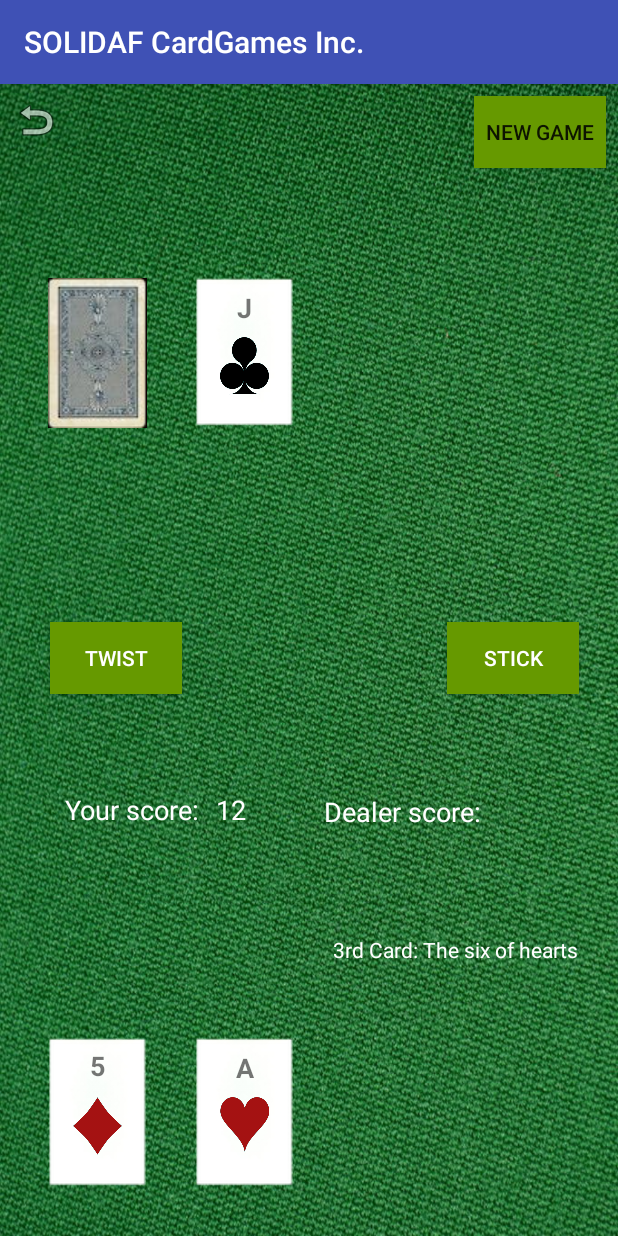
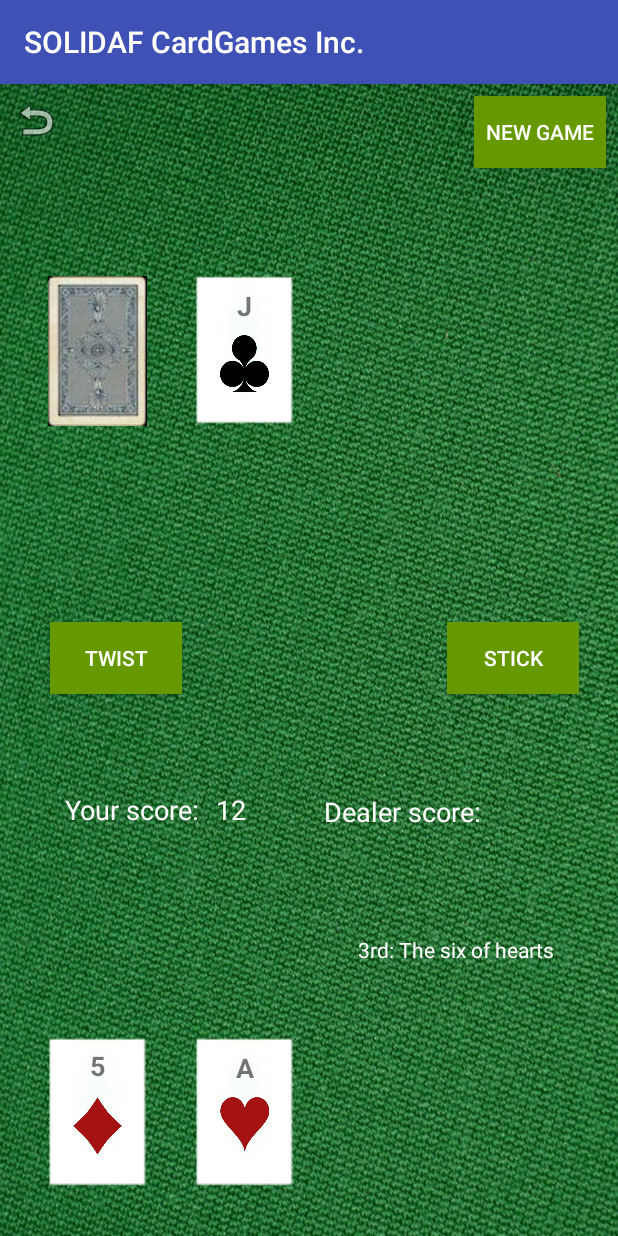
Before and after one commit to robbbowes/Java_Android_Blackjack, an Android app: the BlackjackActivity screen opened directly, with no data from a screen before it, after a tap on "TWIST", on a phone screen of 412 x 824 dp. Run offline under Robolectric (Android 15) with nearby library versions, the phone set to English and light mode, and no system bars.

Commit message:
Pre-feedback commit

```diff
--- a/app/src/main/java/com/example/user/blackjack/BlackjackActivity.java
+++ b/app/src/main/java/com/example/user/blackjack/BlackjackActivity.java
@@ -27,25 +27,25 @@ public class BlackjackActivity extends AppCompatActivity {
 
     ImageButton back_to_games;
 
-//    CARDS
+    //    CARDS
 //    PLAYER
     ImageView firstSuitImage;
     TextView firstCardRank;
     ImageView secondSuitImage;
     TextView secondCardRank;
-//    DEALER
+    //    DEALER
     ImageView dealerFirstSuitImage;
     TextView dealerFirstCardRank;
     ImageView dealerSecondSuitImage;
     TextView dealerSecondCardRank;
     ImageView dealerFirstCard;
 
-//    ADDITIONAL CARDS
+    //    ADDITIONAL CARDS
 //    PLAYER
     TextView third_card;
     TextView fourth_card;
     TextView fifth_card;
-//    DEALER
+    //    DEALER
     TextView dealer_third_card;
     TextView dealer_fourth_card;
     TextView dealer_fifth_card;
@@ -173,34 +173,34 @@ public class BlackjackActivity extends AppCompatActivity {
         playerScore = (TextView) findViewById((R.id.player_score));
         playerScore.setText(playerscore);
 
-        if (blackjackGame.player.getHand().size() > 2 ) {
+        if (blackjackGame.player.getHand().size() > 2) {
 
             String playerThirdCardSuit = "" + blackjackGame.player.getHand().get(2).getSuitString();
             String playerThirdCardRank = "" + blackjackGame.player.getHand().get(2).getValueString();
             third_card = (TextView) findViewById(R.id.third_card);
-            third_card.setText("3rd Card: The " + playerThirdCardRank + " of " + playerThirdCardSuit);
+            third_card.setText("3rd: The " + playerThirdCardRank + " of " + playerThirdCardSuit);
             Log.d("Player third:", blackjackGame.player.getHand().get(2).getValueString());
         }
 
-        if (blackjackGame.player.getHand().size() > 3 ) {
+        if (blackjackGame.player.getHand().size() > 3) {
 
             String playerFourthCardSuit = "" + blackjackGame.player.getHand().get(3).getSuitString();
             String playerFourthCardRank = "" + blackjackGame.player.getHand().get(3).getValueString();
             fourth_card = (TextView) findViewById(R.id.fourth_card);
-            fourth_card.setText("4th Card: The " + playerFourthCardRank + " of " + playerFourthCardSuit);
+            fourth_card.setText("4th: The " + playerFourthCardRank + " of " + playerFourthCardSuit);
             Log.d("Player fourth:", blackjackGame.player.getHand().get(3).getValueString());
         }
 
-        if (blackjackGame.player.getHand().size() > 4 ) {
+        if (blackjackGame.player.getHand().size() > 4) {
 
             String playerFifthCardSuit = "" + blackjackGame.player.getHand().get(4).getSuitString();
             String playerFifthCardRank = "" + blackjackGame.player.getHand().get(4).getValueString();
             fifth_card = (TextView) findViewById(R.id.fifth_card);
-            fifth_card.setText("5th Card: The " + playerFifthCardRank + " of " + playerFifthCardSuit);
+            fifth_card.setText("5th: The " + playerFifthCardRank + " of " + playerFifthCardSuit);
             Log.d("Player fifth:", blackjackGame.player.getHand().get(4).getValueString());
         }
 
-        if (blackjackGame.player.isBust() ) {
+        if (blackjackGame.player.isBust()) {
             twist_button.setVisibility(View.INVISIBLE);
         }
     }
@@ -226,7 +226,7 @@ public class BlackjackActivity extends AppCompatActivity {
         if (blackjackGame.dealerPlayer.winner) {
             MediaPlayer loseSound = MediaPlayer.create(this, R.raw.youlosesound);
             loseSound.start();
-        } else if (blackjackGame.player.winner){
+        } else if (blackjackGame.player.winner) {
             MediaPlayer winSound = MediaPlayer.create(this, R.raw.youwinsound);
             winSound.start();
         } else {
@@ -246,7 +246,7 @@ public class BlackjackActivity extends AppCompatActivity {
         dealerFirstCardRank = (TextView) findViewById(R.id.dealer_first_rank);
         dealerFirstCardRank.setText(dealerFirstValueString);
 
-        if (blackjackGame.dealerPlayer.getHand().size() > 2 ) {
+        if (blackjackGame.dealerPlayer.getHand().size() > 2) {
 
             String dealerPlayerThirdCardSuit = "" + blackjackGame.dealerPlayer.getHand().get(2).getSuitString();
             String dealerPlayerThirdCardRank = "" + blackjackGame.dealerPlayer.getHand().get(2).getValueString();
@@ -255,7 +255,7 @@ public class BlackjackActivity extends AppCompatActivity {
             Log.d("Dealer third:", blackjackGame.dealerPlayer.getHand().get(2).getValueString());
         }
 
-        if (blackjackGame.dealerPlayer.getHand().size() > 3 ) {
+        if (blackjackGame.dealerPlayer.getHand().size() > 3) {
 
             String dealerPlayerFourthCardSuit = "" + blackjackGame.dealerPlayer.getHand().get(3).getSuitString();
             String dealerPlayerFourthCardRank = "" + blackjackGame.dealerPlayer.getHand().get(3).getValueString();
@@ -264,7 +264,7 @@ public class BlackjackActivity extends AppCompatActivity {
             Log.d("Dealer fourth:", blackjackGame.dealerPlayer.getHand().get(3).getValueString());
         }
 
-        if (blackjackGame.dealerPlayer.getHand().size() > 4 ) {
+        if (blackjackGame.dealerPlayer.getHand().size() > 4) {
 
             String dealerPlayerFifthCardSuit = "" + blackjackGame.dealerPlayer.getHand().get(4).getSuitString();
             String dealerPlayerFifthCardRank = "" + blackjackGame.dealerPlayer.getHand().get(4).getValueString();
@@ -274,5 +274,4 @@ public class BlackjackActivity extends AppCompatActivity {
         }
 
     }
-
 }
--- a/app/src/main/java/com/example/user/blackjack/BlackjackGame.java
+++ b/app/src/main/java/com/example/user/blackjack/BlackjackGame.java
@@ -82,22 +82,22 @@ public class BlackjackGame {
         dealerBlackjack();
         if ( player.isBlackjack() && ( !dealerPlayer.isBlackjack() ) ) {
             player.setWinner(true);
-            return "OMG U G07 BL4KKJ4KK!!! L337!! H4XX0R!!!";
+            return "BLACKJACK! A winner is you!";
         }
         else if( ( player.getHandWorth() > dealerPlayer.getHandWorth() ) && !player.isBust() ) {
             player.setWinner(true);
-            return "You won!";
+            return "You win!";
         }
         else if( !player.isBust() && dealerPlayer.isBust() ) {
             player.setWinner(true);
-            return "Lol, the dealer is bust!";
+            return "You win! The dealer is bust!";
         }
         else if( player.isBust() && dealerPlayer.isBust() ) {
             return "Nobody won this time around!";
         }
         else {
             dealerPlayer.setWinner(true);
-            return "The dealer won!  You suck lol";
+            return "The dealer won! You suck lol";
         }
     }
 
--- a/app/src/main/res/layout/activity_blackjack_launcher.xml
+++ b/app/src/main/res/layout/activity_blackjack_launcher.xml
@@ -73,49 +73,53 @@
         android:layout_marginLeft="8dp"
         android:layout_marginRight="8dp"
         android:textColor="@android:color/white"
+        android:textSize="14sp"
         app:layout_constraintBottom_toBottomOf="parent"
+        app:layout_constraintHorizontal_bias="0.502"
         app:layout_constraintLeft_toRightOf="@+id/second_card"
-        app:layout_constraintRight_toRightOf="parent"
-        app:layout_constraintHorizontal_bias="0.502" />
+        app:layout_constraintRight_toRightOf="parent" />
 
     <TextView
         android:id="@+id/dealer_fifth_card"
         android:layout_width="wrap_content"
         android:layout_height="wrap_content"
-        android:textColor="@android:color/white"
-        app:layout_constraintLeft_toRightOf="@+id/imageView11"
+        android:layout_marginBottom="0dp"
         android:layout_marginLeft="0dp"
         android:layout_marginRight="8dp"
-        app:layout_constraintRight_toRightOf="parent"
+        android:textColor="@android:color/white"
+        android:textSize="14sp"
+        app:layout_constraintBottom_toBottomOf="@+id/imageView11"
         app:layout_constraintHorizontal_bias="0.502"
-        app:layout_constraintBottom_toBottomOf="@+id/imageView11"
-        android:layout_marginBottom="0dp" />
+        app:layout_constraintLeft_toRightOf="@+id/imageView11"
+        app:layout_constraintRight_toRightOf="parent" />
 
     <TextView
         android:id="@+id/dealer_fourth_card"
         android:layout_width="wrap_content"
         android:layout_height="wrap_content"
-        android:textColor="@android:color/white"
-        app:layout_constraintLeft_toRightOf="@+id/imageView11"
+        android:layout_marginBottom="8dp"
         android:layout_marginLeft="8dp"
         android:layout_marginRight="8dp"
+        android:layout_marginTop="8dp"
+        android:textColor="@android:color/white"
+        android:textSize="14sp"
+        app:layout_constraintBottom_toTopOf="@+id/dealer_fifth_card"
+        app:layout_constraintLeft_toRightOf="@+id/imageView11"
         app:layout_constraintRight_toRightOf="parent"
-        android:layout_marginTop="8dp"
-        app:layout_constraintTop_toBottomOf="@+id/dealer_third_card"
-        android:layout_marginBottom="8dp"
-        app:layout_constraintBottom_toTopOf="@+id/dealer_fifth_card" />
+        app:layout_constraintTop_toBottomOf="@+id/dealer_third_card" />
 
     <TextView
         android:id="@+id/dealer_third_card"
         android:layout_width="wrap_content"
         android:layout_height="wrap_content"
+        android:layout_marginLeft="8dp"
+        android:layout_marginRight="8dp"
+        android:layout_marginTop="0dp"
         android:textColor="@android:color/white"
-        android:layout_marginRight="8dp"
+        android:textSize="14sp"
+        app:layout_constraintLeft_toRightOf="@+id/imageView11"
         app:layout_constraintRight_toRightOf="parent"
-        app:layout_constraintLeft_toRightOf="@+id/imageView11"
-        android:layout_marginLeft="8dp"
-        app:layout_constraintTop_toTopOf="@+id/imageView11"
-        android:layout_marginTop="0dp" />
+        app:layout_constraintTop_toTopOf="@+id/imageView11" />
 
     <TextView
         android:id="@+id/fourth_card"
@@ -126,6 +130,7 @@
         android:layout_marginRight="8dp"
         android:layout_marginTop="8dp"
         android:textColor="@android:color/white"
+        android:textSize="14sp"
         app:layout_constraintBottom_toTopOf="@+id/fifth_card"
         app:layout_constraintLeft_toRightOf="@+id/second_card"
         app:layout_constraintRight_toRightOf="parent"
@@ -140,6 +145,7 @@
         android:layout_marginRight="8dp"
         android:layout_marginTop="8dp"
         android:textColor="@android:color/white"
+        android:textSize="14sp"
         app:layout_constraintBottom_toBottomOf="parent"
         app:layout_constraintHorizontal_bias="0.5"
         app:layout_constraintLeft_toRightOf="@+id/second_card"
@@ -169,15 +175,16 @@
         android:layout_width="wrap_content"
         android:layout_height="wrap_content"
         android:layout_marginBottom="8dp"
+        android:layout_marginLeft="8dp"
+        android:layout_marginRight="8dp"
         android:layout_marginTop="8dp"
         android:textColor="@android:color/white"
+        android:textSize="18sp"
         app:layout_constraintBottom_toBottomOf="parent"
+        app:layout_constraintLeft_toLeftOf="parent"
+        app:layout_constraintRight_toRightOf="parent"
         app:layout_constraintTop_toTopOf="parent"
-        app:layout_constraintVertical_bias="0.401"
-        android:layout_marginRight="8dp"
-        app:layout_constraintRight_toRightOf="parent"
-        android:layout_marginLeft="8dp"
-        app:layout_constraintLeft_toLeftOf="parent" />
+        app:layout_constraintVertical_bias="0.401" />
 
     <Button
         android:id="@+id/new_game"
@@ -188,6 +195,7 @@
         android:background="@android:color/holo_green_dark"
         android:onClick="onClickNewGame"
         android:text="@string/new_game_button"
+        android:textColor="@android:color/white"
         app:layout_constraintRight_toRightOf="parent"
         app:layout_constraintTop_toTopOf="parent"
         tools:text="@string/new_game" />
```
Also changed, not shown: app/src/main/ic_launcher-web.png (added), app/src/main/ic_launcher_round-web.png (added), app/src/main/res/drawable/cardgameicon.png (added), app/src/main/res/mipmap-hdpi/ic_launcher.png, app/src/main/res/mipmap-hdpi/ic_launcher_round.png, app/src/main/res/mipmap-mdpi/ic_launcher.png, app/src/main/res/mipmap-mdpi/ic_launcher_round.png, app/src/main/res/mipmap-xhdpi/ic_launcher.png, app/src/main/res/mipmap-xhdpi/ic_launcher_round.png, app/src/main/res/mipmap-xxhdpi/ic_launcher.png, app/src/main/res/mipmap-xxhdpi/ic_launcher_round.png, app/src/main/res/mipmap-xxxhdpi/ic_launcher.png, app/src/main/res/mipmap-xxxhdpi/ic_launcher_round.png, 2 other files.
